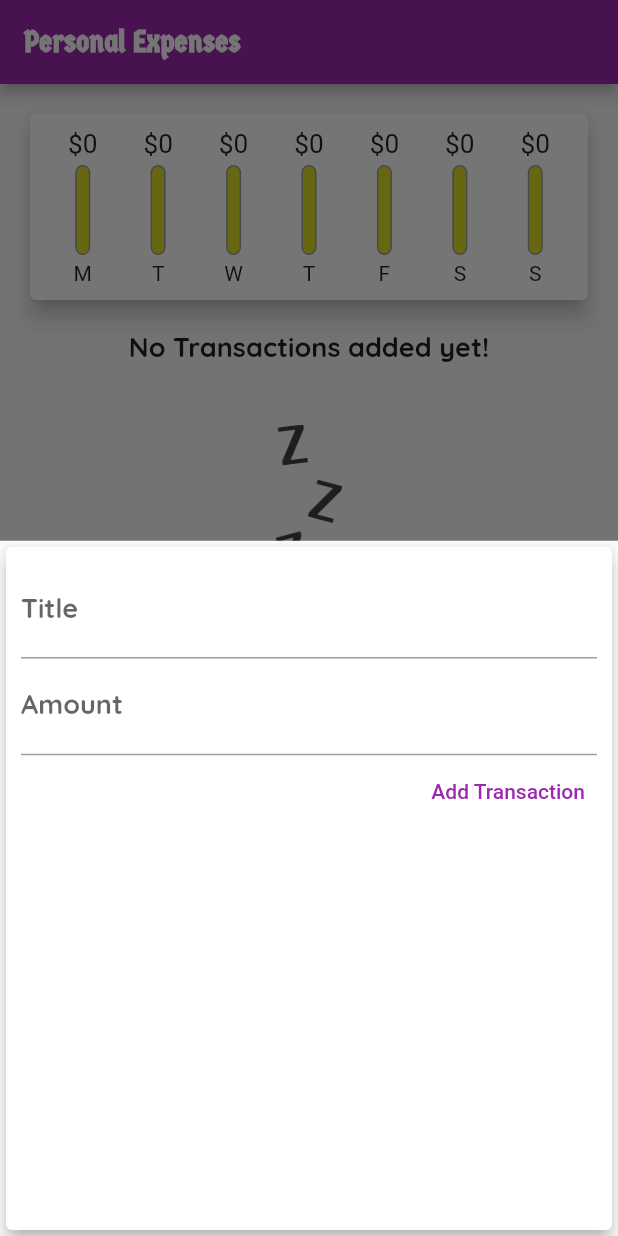
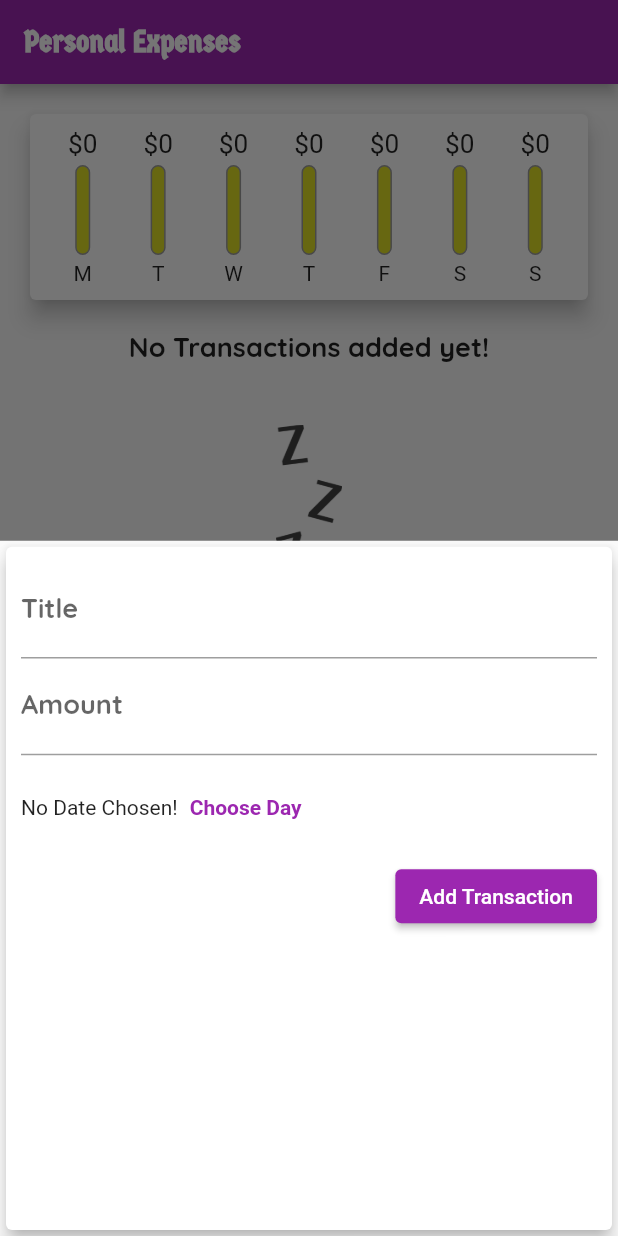
Before and after one commit to tonyjafar/flutter-apps, a Flutter app: the screen it shows after launch, after a tap on the "add" icon, on a phone screen of 412 x 824 dp. Run offline on Flutter 3.47's test engine with Material 2 defaults, Android fonts, the phone set to English and light mode, and no system bars.

Commit message:
start with date picker

```diff
--- a/personal_expenses/lib/widgets/add_transaction.dart
+++ b/personal_expenses/lib/widgets/add_transaction.dart
@@ -64,11 +64,26 @@ class AddTransactionState extends State<AddTransaction> {
               ),
               onSubmitted: (_) => submitData(),
             ),
-            TextButton(
+            SizedBox(
+              height: 70,
+              child: Row(
+                children: [
+                  const Text('No Date Chosen!'),
+                  TextButton(
+                    onPressed: () {},
+                    child: const Text(
+                      'Choose Day',
+                      style: TextStyle(fontWeight: FontWeight.bold),
+                    ),
+                  )
+                ],
+              ),
+            ),
+            ElevatedButton(
               onPressed: () => submitData(),
               style: ButtonStyle(
                 foregroundColor: MaterialStateProperty.all(
-                  Colors.purple,
+                  Colors.white,
                 ),
               ),
               child: const Text(
```
